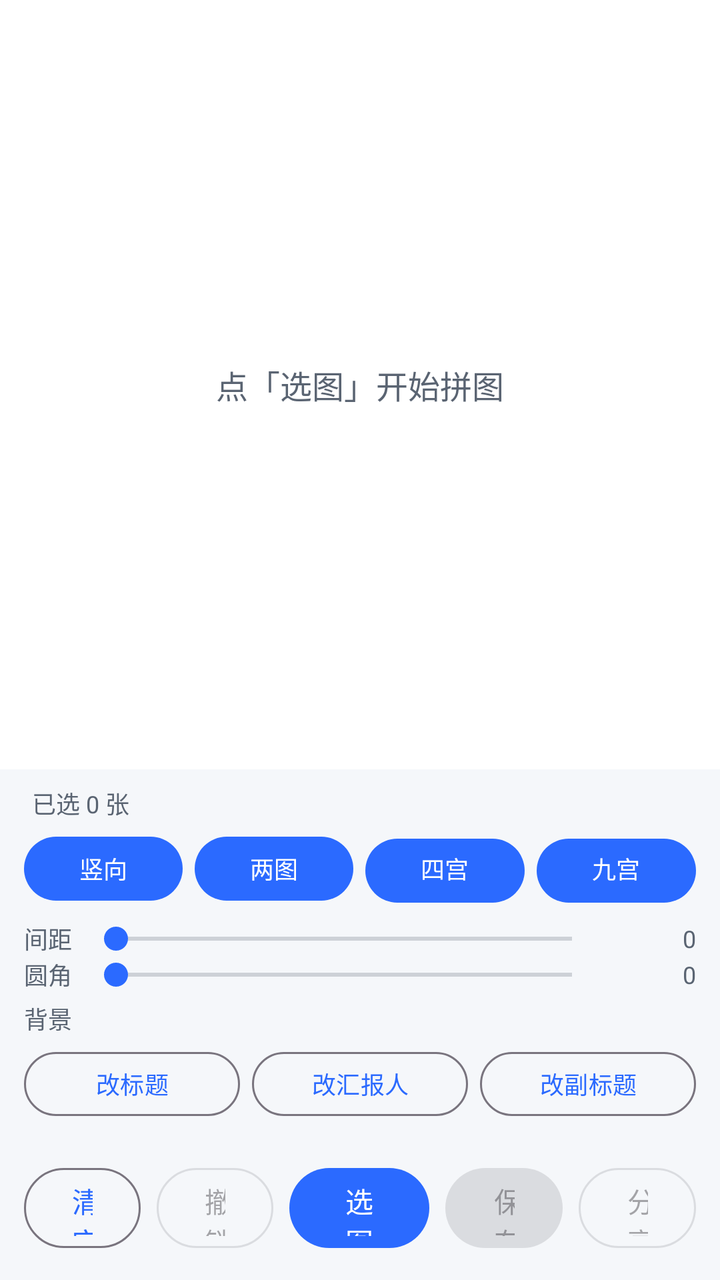
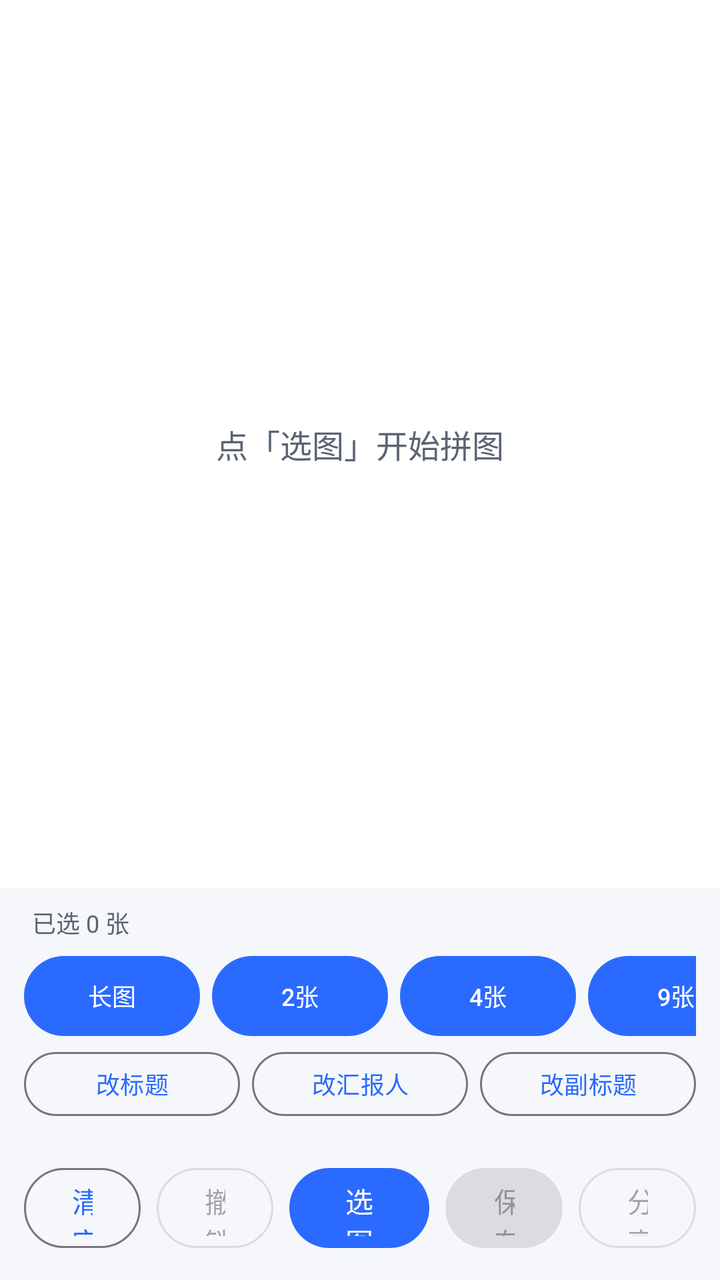

Two renders of the same Android screen: before a commit and after it. Below are the layout's source before the change and the commit's diff.
<!-- AndroidManifest.xml: application theme Theme.WatermarkCamera -->
<!-- res/layout/fragment_collage.xml -->
<?xml version="1.0" encoding="utf-8"?>
<LinearLayout xmlns:android="http://schemas.android.com/apk/res/android"
    android:layout_width="match_parent"
    android:layout_height="match_parent"
    android:background="@color/app_background"
    android:clipToPadding="false"
    android:fitsSystemWindows="true"
    android:orientation="vertical">

    
    <FrameLayout
        android:id="@+id/previewContainer"
        android:layout_width="match_parent"
        android:layout_height="0dp"
        android:layout_weight="1">

        <ImageView
            android:id="@+id/ivPreview"
            android:layout_width="match_parent"
            android:layout_height="match_parent"
            android:background="@color/app_surface"
            android:contentDescription="@string/collage_title"
            android:scaleType="fitCenter" />

        <TextView
            android:id="@+id/tvEmptyHint"
            android:layout_width="wrap_content"
            android:layout_height="wrap_content"
            android:layout_gravity="center"
            android:text="@string/collage_empty_hint"
            android:textColor="@color/app_on_surface_secondary"
            android:textSize="16sp" />

        <ProgressBar
            android:id="@+id/progressBar"
            android:layout_width="wrap_content"
            android:layout_height="wrap_content"
            android:layout_gravity="center"
            android:visibility="gone" />
    </FrameLayout>

    
    <TextView
        android:id="@+id/tvHint"
        android:layout_width="match_parent"
        android:layout_height="wrap_content"
        android:paddingStart="16dp"
        android:paddingTop="8dp"
        android:paddingEnd="16dp"
        android:paddingBottom="4dp"
        android:text="已选 0 张"
        android:textColor="@color/app_on_surface_secondary"
        android:textSize="12sp" />

    
    <LinearLayout
        android:layout_width="match_parent"
        android:layout_height="wrap_content"
        android:orientation="horizontal"
        android:paddingStart="12dp"
        android:paddingEnd="12dp"
        android:paddingBottom="6dp">

        <Button
            android:id="@+id/tplVertical"
            android:layout_width="0dp"
            android:layout_height="40dp"
            android:layout_marginEnd="6dp"
            android:layout_weight="1"
            android:text="竖向"
            android:textSize="12sp" />

        <Button
            android:id="@+id/tplGrid2"
            android:layout_width="0dp"
            android:layout_height="40dp"
            android:layout_marginEnd="6dp"
            android:layout_weight="1"
            android:text="两图"
            android:textSize="12sp" />

        <Button
            android:id="@+id/tplGrid4"
            android:layout_width="0dp"
            android:layout_height="40dp"
            android:layout_marginEnd="6dp"
            android:layout_weight="1"
            android:text="四宫格"
            android:textSize="12sp" />

        <Button
            android:id="@+id/tplGrid9"
            android:layout_width="0dp"
            android:layout_height="40dp"
            android:layout_weight="1"
            android:text="九宫格"
            android:textSize="12sp" />
    </LinearLayout>

    
    <LinearLayout
        android:layout_width="match_parent"
        android:layout_height="wrap_content"
        android:gravity="center_vertical"
        android:orientation="horizontal"
        android:paddingStart="12dp"
        android:paddingEnd="12dp">

        <TextView
            android:layout_width="wrap_content"
            android:layout_height="wrap_content"
            android:text="间距"
            android:textColor="@color/app_on_surface_secondary"
            android:textSize="12sp" />

        <SeekBar
            android:id="@+id/seekSpacing"
            android:layout_width="0dp"
            android:layout_height="wrap_content"
            android:layout_marginStart="6dp"
            android:layout_marginEnd="6dp"
            android:layout_weight="1"
            android:max="40" />

        <TextView
            android:id="@+id/tvSpacing"
            android:layout_width="40dp"
            android:layout_height="wrap_content"
            android:gravity="end"
            android:text="0"
            android:textColor="@color/app_on_surface_secondary"
            android:textSize="12sp" />
    </LinearLayout>

    <LinearLayout
        android:layout_width="match_parent"
        android:layout_height="wrap_content"
        android:gravity="center_vertical"
        android:orientation="horizontal"
        android:paddingStart="12dp"
        android:paddingEnd="12dp">

        <TextView
            android:layout_width="wrap_content"
            android:layout_height="wrap_content"
            android:text="圆角"
            android:textColor="@color/app_on_surface_secondary"
            android:textSize="12sp" />

        <SeekBar
            android:id="@+id/seekRadius"
            android:layout_width="0dp"
            android:layout_height="wrap_content"
            android:layout_marginStart="6dp"
            android:layout_marginEnd="6dp"
            android:layout_weight="1"
            android:max="48" />

        <TextView
            android:id="@+id/tvRadius"
            android:layout_width="40dp"
            android:layout_height="wrap_content"
            android:gravity="end"
            android:text="0"
            android:textColor="@color/app_on_surface_secondary"
            android:textSize="12sp" />
    </LinearLayout>

    
    <LinearLayout
        android:layout_width="match_parent"
        android:layout_height="wrap_content"
        android:gravity="center_vertical"
        android:orientation="horizontal"
        android:paddingStart="12dp"
        android:paddingTop="4dp"
        android:paddingEnd="12dp"
        android:paddingBottom="4dp">

        <TextView
            android:layout_width="wrap_content"
            android:layout_height="wrap_content"
            android:text="背景"
            android:textColor="@color/app_on_surface_secondary"
            android:textSize="12sp" />

        <LinearLayout
            android:id="@+id/bgColorRow"
            android:layout_width="0dp"
            android:layout_height="wrap_content"
            android:layout_marginStart="8dp"
            android:layout_weight="1"
            android:orientation="horizontal" />
    </LinearLayout>

    
    <LinearLayout
        android:layout_width="match_parent"
        android:layout_height="wrap_content"
        android:orientation="horizontal"
        android:paddingStart="12dp"
        android:paddingEnd="12dp"
        android:paddingBottom="6dp">

        <Button
            android:id="@+id/btnEditTitle"
            style="?attr/materialButtonOutlinedStyle"
            android:layout_width="0dp"
            android:layout_height="40dp"
            android:layout_marginEnd="6dp"
            android:layout_weight="1"
            android:text="改标题"
            android:textSize="12sp" />

        <Button
            android:id="@+id/btnEditReporter"
            style="?attr/materialButtonOutlinedStyle"
            android:layout_width="0dp"
            android:layout_height="40dp"
            android:layout_marginEnd="6dp"
            android:layout_weight="1"
            android:text="改汇报人"
            android:textSize="12sp" />

        <Button
            android:id="@+id/btnEditSubtitle"
            style="?attr/materialButtonOutlinedStyle"
            android:layout_width="0dp"
            android:layout_height="40dp"
            android:layout_weight="1"
            android:text="改副标题"
            android:textSize="12sp" />
    </LinearLayout>

    
    <LinearLayout
        android:id="@+id/collageBottomBar"
        android:layout_width="match_parent"
        android:layout_height="wrap_content"
        android:gravity="center"
        android:orientation="horizontal"
        android:padding="12dp">

        <Button
            android:id="@+id/btnClear"
            style="?attr/materialButtonOutlinedStyle"
            android:layout_width="0dp"
            android:layout_height="48dp"
            android:layout_marginEnd="8dp"
            android:layout_weight="1"
            android:text="清空" />

        <Button
            android:id="@+id/btnUndo"
            style="?attr/materialButtonOutlinedStyle"
            android:layout_width="0dp"
            android:layout_height="48dp"
            android:layout_marginEnd="8dp"
            android:layout_weight="1"
            android:enabled="false"
            android:text="@string/collage_undo" />

            <Button
                android:id="@+id/btnPick"
            android:layout_width="0dp"
            android:layout_height="48dp"
            android:layout_marginEnd="8dp"
            android:layout_weight="1.2"
            android:text="选图" />

        <Button
            android:id="@+id/btnGenerate"
            android:layout_width="0dp"
            android:layout_height="48dp"
            android:enabled="false"
            android:layout_marginEnd="8dp"
            android:layout_weight="1"
            android:text="保存" />

        <Button
            android:id="@+id/btnShare"
            style="?attr/materialButtonOutlinedStyle"
            android:layout_width="0dp"
            android:layout_height="48dp"
            android:enabled="false"
            android:layout_weight="1"
            android:text="分享" />
    </LinearLayout>
</LinearLayout>
<!-- resources referenced by this layout -->
<resources>
  <color name="app_background">#FFF5F7FA</color>
  <color name="app_on_surface_secondary">#FF5A6472</color>
  <color name="app_surface">#FFFFFFFF</color>
  <string name="collage_empty_hint">点「选图」开始拼图</string>
  <string name="collage_title">拼图汇报</string>
  <string name="collage_undo">撤销</string>
  <style name="Theme.WatermarkCamera" parent="Theme.Material3.DayNight.NoActionBar">
          <item name="colorPrimary">@color/color_primary</item>
          <item name="colorPrimaryDark">@color/color_primary_dark</item>
          <item name="colorAccent">@color/color_primary</item>
  
          
          <item name="android:windowBackground">@color/app_background</item>
          <item name="android:colorBackground">@color/app_background</item>
  
          
          <item name="android:statusBarColor">@color/app_surface</item>
          <item name="android:windowTranslucentStatus">false</item>
          <item name="android:windowLightStatusBar">true</item>
  
          
          <item name="android:navigationBarColor">@color/app_background</item>
          <item name="android:windowTranslucentNavigation">false</item>
  
          
          <item name="android:forceDarkAllowed" tools:ignore="NewApi">false</item>
  
          <item name="windowActionBar">false</item>
          <item name="windowNoTitle">true</item>
  
          
          <item name="android:textColorPrimary">@color/app_on_surface</item>
          <item name="android:textColorSecondary">@color/app_on_surface_secondary</item>
      </style>
  <color name="color_primary">#2B6AFF</color>
  <color name="color_primary_dark">#1E5AEE</color>
  <color name="app_on_surface">#FF111418</color>
</resources>

<!-- the commit's change to res/layout/fragment_collage.xml (unified diff, before → after) -->
@@ -53,6 +53,116 @@
         android:textSize="12sp" />
 
     
+    <HorizontalScrollView
+        android:layout_width="match_parent"
+        android:layout_height="wrap_content"
+        android:paddingStart="12dp"
+        android:paddingEnd="12dp"
+        android:scrollbars="none">
+
+        <LinearLayout
+            android:layout_width="wrap_content"
+            android:layout_height="wrap_content"
+            android:gravity="center_vertical"
+            android:orientation="horizontal">
+
+            <Button
+                android:id="@+id/tplVertical"
+                android:layout_width="wrap_content"
+                android:layout_height="48dp"
+                android:layout_marginEnd="6dp"
+                android:text="@string/collage_template_long"
+                android:textSize="12sp" />
+
+            <Button
+                android:id="@+id/tplGrid2"
+                android:layout_width="wrap_content"
+                android:layout_height="48dp"
+                android:layout_marginEnd="6dp"
+                android:text="@string/collage_template_2"
+                android:textSize="12sp" />
+
+            <Button
+                android:id="@+id/tplGrid4"
+                android:layout_width="wrap_content"
+                android:layout_height="48dp"
+                android:layout_marginEnd="6dp"
+                android:text="@string/collage_template_4"
+                android:textSize="12sp" />
+
+            <Button
+                android:id="@+id/tplGrid9"
+                android:layout_width="wrap_content"
+                android:layout_height="48dp"
+                android:layout_marginEnd="16dp"
+                android:text="@string/collage_template_9"
+                android:textSize="12sp" />
+
+            <TextView
+                android:layout_width="wrap_content"
+                android:layout_height="wrap_content"
+                android:text="@string/collage_spacing"
+                android:textColor="@color/app_on_surface_secondary"
+                android:textSize="12sp" />
+
+            <SeekBar
+                android:id="@+id/seekSpacing"
+                android:layout_width="120dp"
+                android:layout_height="wrap_content"
+                android:layout_marginStart="6dp"
+                android:layout_marginEnd="6dp"
+                android:max="40" />
+
+            <TextView
+                android:id="@+id/tvSpacing"
+                android:layout_width="40dp"
+                android:layout_height="wrap_content"
+                android:layout_marginEnd="12dp"
+                android:text="0"
+                android:textColor="@color/app_on_surface_secondary"
+                android:textSize="12sp" />
+
+            <TextView
+                android:layout_width="wrap_content"
+                android:layout_height="wrap_content"
+                android:text="@string/collage_radius"
+                android:textColor="@color/app_on_surface_secondary"
+                android:textSize="12sp" />
+
+            <SeekBar
+                android:id="@+id/seekRadius"
+                android:layout_width="120dp"
+                android:layout_height="wrap_content"
+                android:layout_marginStart="6dp"
+                android:layout_marginEnd="6dp"
+                android:max="48" />
+
+            <TextView
+                android:id="@+id/tvRadius"
+                android:layout_width="40dp"
+                android:layout_height="wrap_content"
+                android:layout_marginEnd="12dp"
+                android:text="0"
+                android:textColor="@color/app_on_surface_secondary"
+                android:textSize="12sp" />
+
+            <TextView
+                android:layout_width="wrap_content"
+                android:layout_height="wrap_content"
+                android:text="@string/collage_background"
+                android:textColor="@color/app_on_surface_secondary"
+                android:textSize="12sp" />
+
+            <LinearLayout
+                android:id="@+id/bgColorRow"
+                android:layout_width="wrap_content"
+                android:layout_height="wrap_content"
+                android:layout_marginStart="8dp"
+                android:orientation="horizontal" />
+        </LinearLayout>
+    </HorizontalScrollView>
+
+    
     <LinearLayout
         android:layout_width="match_parent"
         android:layout_height="wrap_content"
@@ -62,147 +172,6 @@
         android:paddingBottom="6dp">
 
         <Button
-            android:id="@+id/tplVertical"
-            android:layout_width="0dp"
-            android:layout_height="40dp"
-            android:layout_marginEnd="6dp"
-            android:layout_weight="1"
-            android:text="竖向"
-            android:textSize="12sp" />
-
-        <Button
-            android:id="@+id/tplGrid2"
-            android:layout_width="0dp"
-            android:layout_height="40dp"
-            android:layout_marginEnd="6dp"
-            android:layout_weight="1"
-            android:text="两图"
-            android:textSize="12sp" />
-
-        <Button
-            android:id="@+id/tplGrid4"
-            android:layout_width="0dp"
-            android:layout_height="40dp"
-            android:layout_marginEnd="6dp"
-            android:layout_weight="1"
-            android:text="四宫格"
-            android:textSize="12sp" />
-
-        <Button
-            android:id="@+id/tplGrid9"
-            android:layout_width="0dp"
-            android:layout_height="40dp"
-            android:layout_weight="1"
-            android:text="九宫格"
-            android:textSize="12sp" />
-    </LinearLayout>
-
-    
-    <LinearLayout
-        android:layout_width="match_parent"
-        android:layout_height="wrap_content"
-        android:gravity="center_vertical"
-        android:orientation="horizontal"
-        android:paddingStart="12dp"
-        android:paddingEnd="12dp">
-
-        <TextView
-            android:layout_width="wrap_content"
-            android:layout_height="wrap_content"
-            android:text="间距"
-            android:textColor="@color/app_on_surface_secondary"
-            android:textSize="12sp" />
-
-        <SeekBar
-            android:id="@+id/seekSpacing"
-            android:layout_width="0dp"
-            android:layout_height="wrap_content"
-            android:layout_marginStart="6dp"
-            android:layout_marginEnd="6dp"
-            android:layout_weight="1"
-            android:max="40" />
-
-        <TextView
-            android:id="@+id/tvSpacing"
-            android:layout_width="40dp"
-            android:layout_height="wrap_content"
-            android:gravity="end"
-            android:text="0"
-            android:textColor="@color/app_on_surface_secondary"
-            android:textSize="12sp" />
-    </LinearLayout>
-
-    <LinearLayout
-        android:layout_width="match_parent"
-        android:layout_height="wrap_content"
-        android:gravity="center_vertical"
-        android:orientation="horizontal"
-        android:paddingStart="12dp"
-        android:paddingEnd="12dp">
-
-        <TextView
-            android:layout_width="wrap_content"
-            android:layout_height="wrap_content"
-            android:text="圆角"
-            android:textColor="@color/app_on_surface_secondary"
-            android:textSize="12sp" />
-
-        <SeekBar
-            android:id="@+id/seekRadius"
-            android:layout_width="0dp"
-            android:layout_height="wrap_content"
-            android:layout_marginStart="6dp"
-            android:layout_marginEnd="6dp"
-            android:layout_weight="1"
-            android:max="48" />
-
-        <TextView
-            android:id="@+id/tvRadius"
-            android:layout_width="40dp"
-            android:layout_height="wrap_content"
-            android:gravity="end"
-            android:text="0"
-            android:textColor="@color/app_on_surface_secondary"
-            android:textSize="12sp" />
-    </LinearLayout>
-
-    
-    <LinearLayout
-        android:layout_width="match_parent"
-        android:layout_height="wrap_content"
-        android:gravity="center_vertical"
-        android:orientation="horizontal"
-        android:paddingStart="12dp"
-        android:paddingTop="4dp"
-        android:paddingEnd="12dp"
-        android:paddingBottom="4dp">
-
-        <TextView
-            android:layout_width="wrap_content"
-            android:layout_height="wrap_content"
-            android:text="背景"
-            android:textColor="@color/app_on_surface_secondary"
-            android:textSize="12sp" />
-
-        <LinearLayout
-            android:id="@+id/bgColorRow"
-            android:layout_width="0dp"
-            android:layout_height="wrap_content"
-            android:layout_marginStart="8dp"
-            android:layout_weight="1"
-            android:orientation="horizontal" />
-    </LinearLayout>
-
-    
-    <LinearLayout
-        android:layout_width="match_parent"
-        android:layout_height="wrap_content"
-        android:orientation="horizontal"
-        android:paddingStart="12dp"
-        android:paddingEnd="12dp"
-        android:paddingBottom="6dp">
-
-        <Button
             android:id="@+id/btnEditTitle"
             style="?attr/materialButtonOutlinedStyle"
             android:layout_width="0dp"
<!-- resource entries referenced after the edit -->
@@ -3,7 +3,14 @@
   <color name="app_background">#FFF5F7FA</color>
   <color name="app_on_surface_secondary">#FF5A6472</color>
   <color name="app_surface">#FFFFFFFF</color>
+  <string name="collage_background">背景</string>
   <string name="collage_empty_hint">点「选图」开始拼图</string>
+  <string name="collage_radius">圆角</string>
+  <string name="collage_spacing">间距</string>
+  <string name="collage_template_2">2张</string>
+  <string name="collage_template_4">4张</string>
+  <string name="collage_template_9">9张</string>
+  <string name="collage_template_long">长图</string>
   <string name="collage_title">拼图汇报</string>
   <string name="collage_undo">撤销</string>
   <style name="Theme.WatermarkCamera" parent="Theme.Material3.DayNight.NoActionBar">
